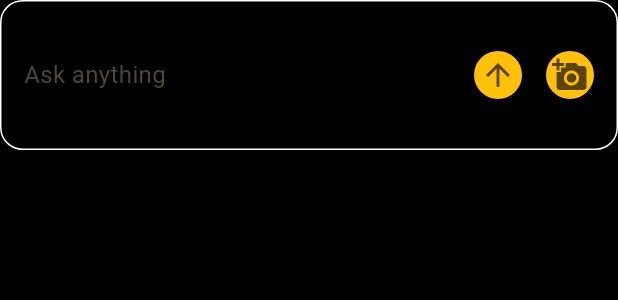
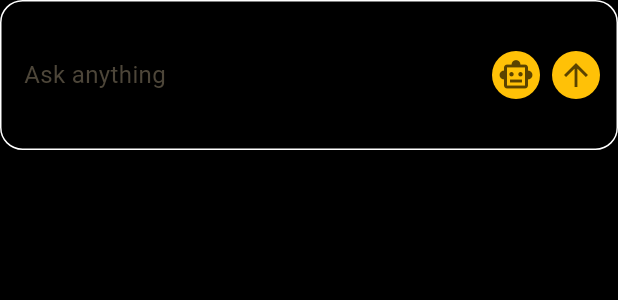
Before and after one commit to Eldeep1/tour_guide, a Flutter app: the SendMessageFormFieldBuilder widget shown alone on an empty page, opened directly, on a phone screen of 412 x 824 dp. Shown: the top 300 px of the screen. Run offline on Flutter 3.47's test engine with Material 3 defaults, Android fonts, the phone set to English and light mode, and no system bars; our stand-ins replace dartz, dio, flutter_markdown, flutter_riverpod, flutter_secure_storage, flutter_svg and 5 more; missing offline and left inert: carousel_slider_plus, ultralytics_yolo; accounts and stored records are empty.

Commit message:
connecting the application

```diff
--- a/lib/core/utils/services/network/api_service.dart
+++ b/lib/core/utils/services/network/api_service.dart
@@ -3,7 +3,7 @@ import 'package:tour_guide/core/utils/api_end_points.dart';
 
 class ApiService {
   final Dio _dio;
-  Map<String,dynamic> requestHeaders={
+  final Map<String,dynamic> requestHeaders={
     "Content-Type": "application/json",
   };
   final _baseUrl = ApiEndpoints.baseUrl;
--- a/lib/features/Chat/new_chat_page/presentation/view/widgets/send_message_form_field_builder.dart
+++ b/lib/features/Chat/new_chat_page/presentation/view/widgets/send_message_form_field_builder.dart
@@ -36,15 +36,8 @@ class SendMessageFormFieldBuilder extends StatelessWidget {
                   mainAxisSize: MainAxisSize.min,
                   children: [
                     IconButton(
-                      onPressed: () {
-                        newMessage.sendMessage(prompt: controller.text);
-                      },
-                      icon: CircleAvatar(
-                        backgroundColor: mainColor,
-                        radius: 16,
-                        child: Icon(Icons.arrow_upward_sharp,),
-                      ),
-                    ),IconButton(
+                      padding: EdgeInsetsDirectional.zero,
+                      visualDensity: VisualDensity.compact,
                       onPressed: () {
                         Navigator.push(context, MaterialPageRoute(builder: (context) {
                           return ObjectDetectionPage();
@@ -53,7 +46,19 @@ class SendMessageFormFieldBuilder extends StatelessWidget {
                       icon: CircleAvatar(
                         backgroundColor: mainColor,
                         radius: 16,
-                        child: Icon(Icons.add_a_photo,),
+                        child: Icon(Icons.smart_toy_outlined,),
+                      ),
+                    ),
+                    IconButton(
+                      padding: EdgeInsetsDirectional.zero,
+                      visualDensity: VisualDensity.compact,
+                      onPressed: () {
+                        newMessage.sendMessage(prompt: controller.text);
+                      },
+                      icon: CircleAvatar(
+                        backgroundColor: mainColor,
+                        radius: 16,
+                        child: Icon(Icons.arrow_upward_sharp,),
                       ),
                     ),
                   ],
```
Also changed, not shown: lib/main.dart (+9 -6 lines), 1 other file.
